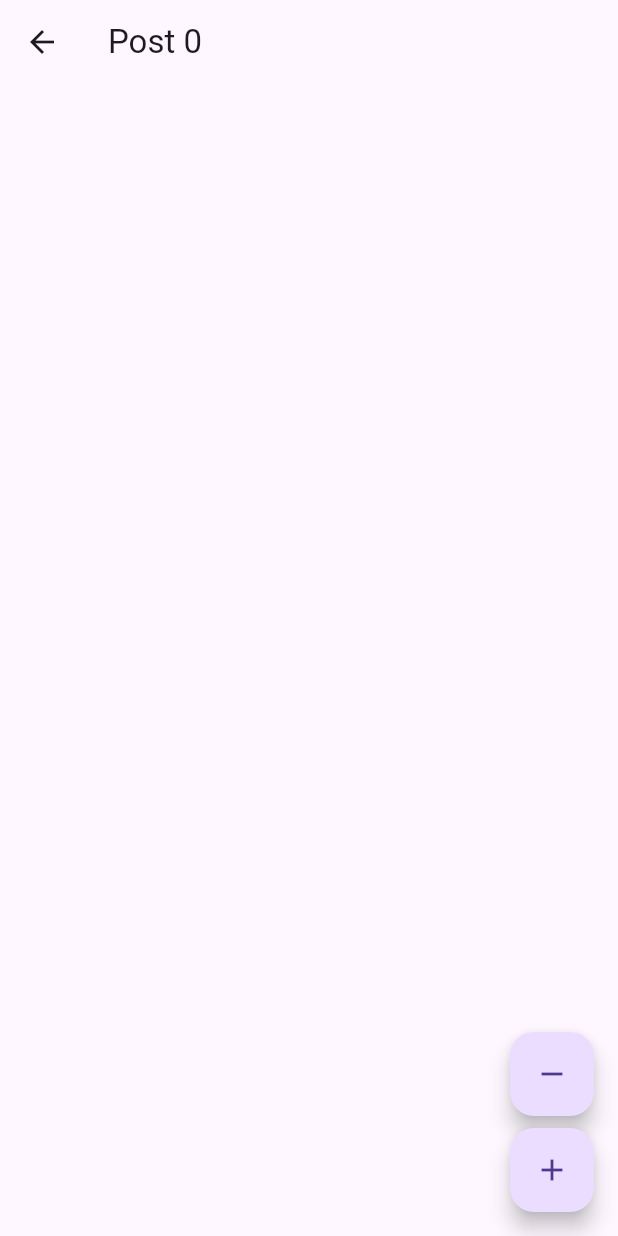
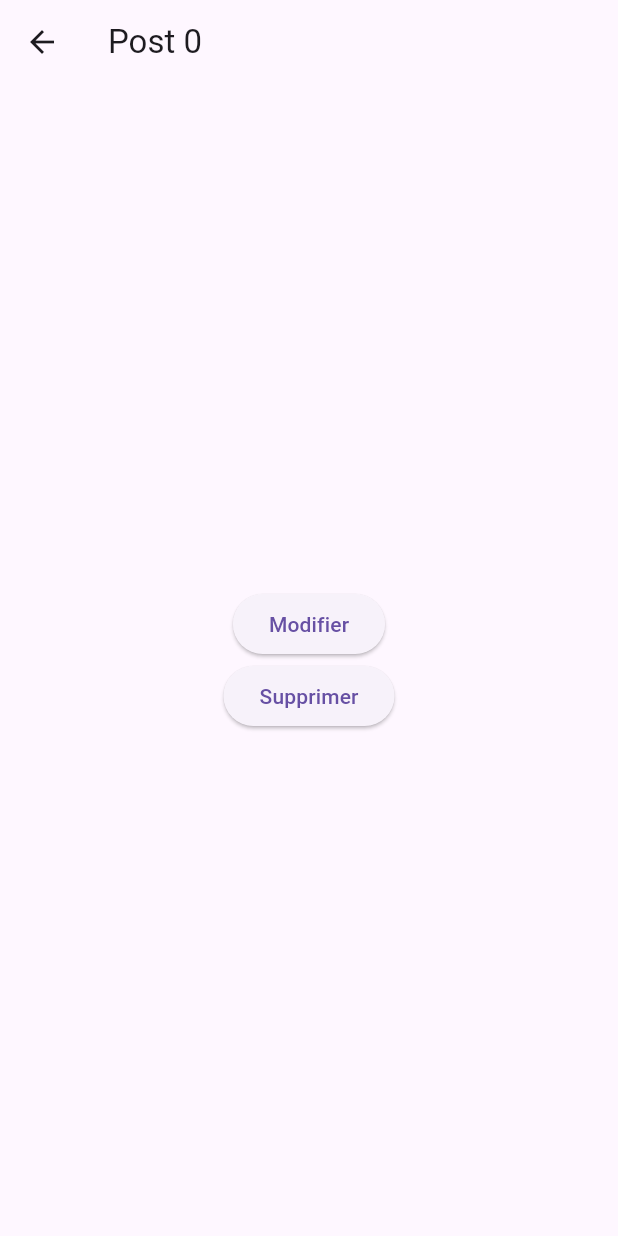
Before and after one commit to bingchillin/4MOC-TP_Firebase_Flutter, a Flutter app: the screen it shows after launch, after a tap on an icon or button, on a phone screen of 412 x 824 dp. Run offline on Flutter 3.47's test engine with Material 3 defaults, Android fonts, the phone set to English and light mode, and no system bars; our stand-ins replace bloc, equatable, flutter_bloc.

```diff
--- a/lib/main.dart
+++ b/lib/main.dart
@@ -1,5 +1,6 @@
 import 'package:flutter/material.dart';
 import 'package:flutter_bloc/flutter_bloc.dart';
+import 'package:tp_firebase_flutter/add_post_screen/add_post_screen.dart';
 import 'package:tp_firebase_flutter/post_detail_screen/post_detail_screen.dart';
 import 'package:tp_firebase_flutter/posts_bloc/posts_bloc.dart';
 import 'package:tp_firebase_flutter/posts_screen.dart';
@@ -30,6 +31,7 @@ class MyApp extends StatelessWidget {
           home: const PostsScreen(),
           routes: {
             JspScreen.routeName: (context) => const JspScreen(),
+            AddPostScreen.routeName: (context) => const AddPostScreen(),
           },
           onGenerateRoute: (settings) {
             Widget content = const SizedBox();
--- a/lib/post_detail_screen/post_detail_screen.dart
+++ b/lib/post_detail_screen/post_detail_screen.dart
@@ -2,6 +2,7 @@ import 'package:flutter/material.dart';
 import 'package:flutter_bloc/flutter_bloc.dart';
 import 'package:tp_firebase_flutter/models/post.dart';
 import 'package:tp_firebase_flutter/jsp_bloc/jsp_bloc.dart';
+import 'package:tp_firebase_flutter/posts_bloc/posts_bloc.dart';
 
 class PostDetailScreen extends StatelessWidget {
   static const routeName = 'postDetailScreen';
@@ -23,43 +24,28 @@ class PostDetailScreen extends StatelessWidget {
       appBar: AppBar(
         title: Text(post.title),
       ),
-        floatingActionButton: BlocBuilder<JspBloc, JspState>(
-          builder: (context, state) {
-            final removeButtonContent = switch (state.status) {
-              JspStatus.removingPost => const CircularProgressIndicator(),
-              _ => const Icon(Icons.remove),
-            };
-            final addButtonContent = switch (state.status) {
-              JspStatus.addingPost => const CircularProgressIndicator(),
-              _ => const Icon(Icons.add),
-            };
-
-            return Column(
-              mainAxisAlignment: MainAxisAlignment.end,
+      body: Center(
+        child: Column(
+          mainAxisAlignment: MainAxisAlignment.center,
           children: [
-                FloatingActionButton(
-                  heroTag: "remove",
-                  child: removeButtonContent,
-                  onPressed: () => _onRemoveJspTap(context),
+            ElevatedButton(
+              onPressed: () {
+                // Logique pour modifier (à implémenter)
+              },
+              child: Text('Modifier'),
             ),
-                const SizedBox(height: 8),
-                FloatingActionButton(
-                  heroTag: "add",
-                  child: addButtonContent,
-                  onPressed: () => _onAddJspTap(context),
+            ElevatedButton(
+              onPressed: () => _onRemoveTap(context),
+              child: Text('Supprimer'),
             ),
           ],
-            );
-          },
-        )
+        ),
+      ),
     );
   }
 
-  void _onAddJspTap(BuildContext context) {
-    context.read<JspBloc>().add(AddPost(post: post));
-  }
+  void _onRemoveTap(BuildContext context) {
+    Navigator.of(context).pop();
 
-  void _onRemoveJspTap(BuildContext context) {
-    context.read<JspBloc>().add(RemovePost(post: post));
   }
 }
--- a/lib/posts_bloc/posts_event.dart
+++ b/lib/posts_bloc/posts_event.dart
@@ -1,6 +1,20 @@
 part of 'posts_bloc.dart';
 
 @immutable
-abstract class PostsEvent {}
+abstract class PostsEvent {
+  const PostsEvent();
+}
 
 class GetAllPosts extends PostsEvent {}
+
+class AddPost extends PostsEvent {
+  final Post post;
+
+  const AddPost({required this.post});
+}
+
+class RemovePost extends PostsEvent {
+  final Post post;
+
+  const RemovePost({required this.post});
+}
--- a/lib/posts_bloc/posts_state.dart
+++ b/lib/posts_bloc/posts_state.dart
@@ -2,7 +2,21 @@ part of 'posts_bloc.dart';
 
 enum PostsStatus {
   initial,
+
   loading,
+
+  addingPost,
+  addedPostWithSuccess,
+  errorAddingPost,
+
+  updatingPost,
+  updatedPostWithSuccess,
+  errorUpdatingPost,
+
+  removingPost,
+  removedPostWithSuccess,
+  errorRemovingPost,
+
   success,
   error,
 }
```
Also changed, not shown: lib/add_post_screen/add_post_screen.dart (added, +85 -0 lines), lib/posts_bloc/posts_bloc.dart (+43 -0 lines), lib/posts_screen.dart (+7 -5 lines). Lines whose indentation alone changed are shown as unchanged.
